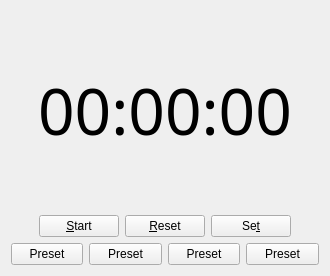
DC23/practice-timer, file src/countdowntimer.ui: the form before one commit.
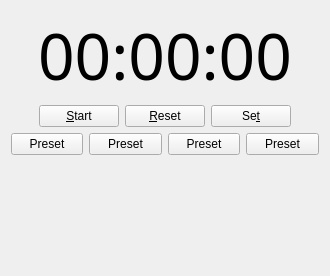
The form after the commit.

Diff of the .ui file:
```diff
--- a/src/countdowntimer.ui
+++ b/src/countdowntimer.ui
@@ -151,6 +151,19 @@
      </item>
     </layout>
    </item>
+   <item>
+    <spacer name="verticalSpacer">
+     <property name="orientation">
+      <enum>Qt::Vertical</enum>
+     </property>
+     <property name="sizeHint" stdset="0">
+      <size>
+       <width>20</width>
+       <height>40</height>
+      </size>
+     </property>
+    </spacer>
+   </item>
   </layout>
  </widget>
  <resources/>
```
